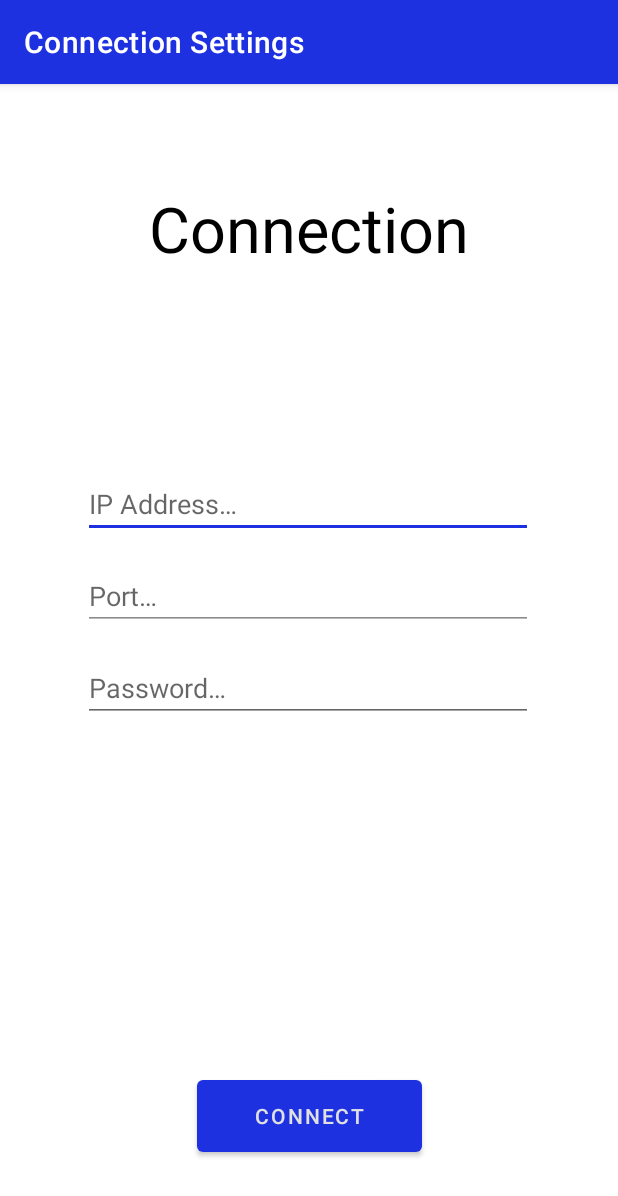
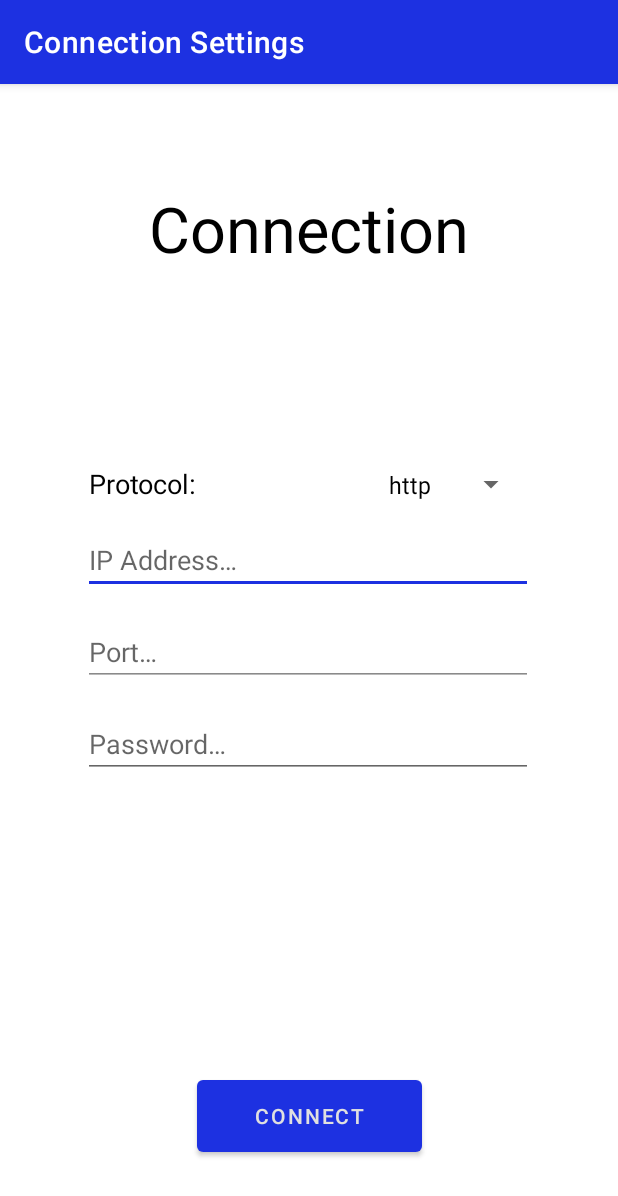
Before and after one commit to Bananenpro/hbank-android-old, an Android app: the screen it shows after launch (ConnectionSettingsActivity), on a phone screen of 412 x 824 dp. Shown: the top 1196 px of the screen. Run offline under Robolectric (Android 15) with nearby library versions, the phone set to English and light mode, and no system bars; our stand-ins replace Picasso; pictures from the network do not load.

Commit message:
Add https support

```diff
--- a/app/src/main/java/de/julianhofmann/h_bank/api/RetrofitService.java
+++ b/app/src/main/java/de/julianhofmann/h_bank/api/RetrofitService.java
@@ -1,8 +1,6 @@
 package de.julianhofmann.h_bank.api;
 
 import android.content.SharedPreferences;
-
-import com.squareup.picasso.Picasso;
 
 import java.util.concurrent.TimeUnit;
 
@@ -17,6 +15,7 @@ import retrofit2.converter.gson.GsonConverterFactory;
 public class RetrofitService {
     private static String ip;
     private static int port;
+    private static String protocol;
     private static String serverPassword;
 
     private static String name = null;
@@ -33,6 +32,7 @@ public class RetrofitService {
             sharedPreferences = sp;
         }
 
+        protocol = sharedPreferences.getString("protocol", null);
         ip = sharedPreferences.getString("ip_address", null);
         port = sharedPreferences.getInt("port", -1);
         serverPassword = sharedPreferences.getString("server_password", null);
@@ -86,6 +86,7 @@ public class RetrofitService {
 
         edit.clear();
 
+        edit.putString("protocol", protocol);
         edit.putString("ip_address", ip);
         edit.putInt("port", port);
         edit.putString("server_password", serverPassword);
@@ -117,19 +118,25 @@ public class RetrofitService {
     }
 
     public static String getUrl() {
-        return "http://"+ip+":"+port+"/";
+        return protocol + "://"+ip+":"+port+"/";
     }
 
     public static String getIpAddress() {
         return ip;
     }
 
+    public static String getProtocol() {
+        return protocol;
+    }
+
     public static int getPort() {
         return port;
     }
 
-    public static void changeUrl(String ip_address, int port, String serverPassword) {
+    public static void changeUrl(String protocol, String ip_address, int port, String serverPassword) {
         SharedPreferences.Editor edit = sharedPreferences.edit();
+
+        edit.putString("protocol", protocol);
         edit.putString("ip_address", ip_address);
         edit.putInt("port", port);
         edit.putString("server_password", serverPassword);
--- a/app/src/main/java/de/julianhofmann/h_bank/ui/system/ConnectionSettingsActivity.java
+++ b/app/src/main/java/de/julianhofmann/h_bank/ui/system/ConnectionSettingsActivity.java
@@ -17,11 +17,15 @@ import android.view.Menu;
 import android.view.MenuInflater;
 import android.view.MenuItem;
 import android.view.View;
+import android.widget.ArrayAdapter;
 import android.widget.Button;
 import android.widget.EditText;
+import android.widget.Spinner;
 import android.widget.TextView;
 
 import org.jetbrains.annotations.NotNull;
+
+import java.util.ArrayList;
 
 import de.julianhofmann.h_bank.R;
 import de.julianhofmann.h_bank.api.RetrofitService;
@@ -43,6 +47,15 @@ public class ConnectionSettingsActivity extends AppCompatActivity {
 
         EditText ip = findViewById(R.id.connection_ip_address);
         EditText port = findViewById(R.id.connection_port);
+        Spinner protocol = findViewById(R.id.protocol_dropdown);
+
+        ArrayAdapter<CharSequence> adapter = ArrayAdapter.createFromResource(this, R.array.protocols, R.layout.support_simple_spinner_dropdown_item);
+        protocol.setAdapter(adapter);
+
+        if (RetrofitService.getProtocol() != null) {
+            protocol.setSelection(RetrofitService.getProtocol().equals("http") ? 0 : 1);
+        }
+
         ip.setText(RetrofitService.getIpAddress());
         port.setText("" + (RetrofitService.getPort() != -1 ? RetrofitService.getPort() : ""));
 
@@ -59,6 +72,7 @@ public class ConnectionSettingsActivity extends AppCompatActivity {
 
     public void apply(View v) {
         if (!gone) {
+            Spinner protocol = findViewById(R.id.protocol_dropdown);
             EditText ip = findViewById(R.id.connection_ip_address);
             EditText port = findViewById(R.id.connection_port);
             TextView error = findViewById(R.id.connection_settings_error_lbl);
@@ -71,10 +85,11 @@ public class ConnectionSettingsActivity extends AppCompatActivity {
                     error.setText(R.string.cannot_reach_server);
                     return;
                 }
+                String protocolBefore = RetrofitService.getProtocol();
                 String ipBefore = RetrofitService.getIpAddress();
                 int portBefore = RetrofitService.getPort();
                 String serverPasswordBefore = RetrofitService.getServerPassword();
-                RetrofitService.changeUrl(ip.getText().toString().trim(), Integer.parseInt(port.getText().toString().trim()), password.getText().toString().trim());
+                RetrofitService.changeUrl(protocol.getSelectedItem().toString(), ip.getText().toString().trim(), Integer.parseInt(port.getText().toString().trim()), password.getText().toString().trim());
                 Call<Void> call = RetrofitService.getHbankApi().connect();
                 Runnable navigateUp = this::onSupportNavigateUp;
                 Runnable switchToLoginActivity = this::switchToLoginActivity;
@@ -90,7 +105,10 @@ public class ConnectionSettingsActivity extends AppCompatActivity {
                             new Handler().postDelayed(switchToLoginActivity, 1000);
                         } else if (response.code() == 403) {
                             error.setText(R.string.wrong_password);
-                            RetrofitService.changeUrl(ipBefore, portBefore, serverPasswordBefore);
+                            RetrofitService.changeUrl(protocolBefore, ipBefore, portBefore, serverPasswordBefore);
+                        } else if (response.code() == 400) {
+                            error.setText(R.string.wrong_protocol);
+                            RetrofitService.changeUrl(protocolBefore, ipBefore, portBefore, serverPasswordBefore);
                         }
                         apply.setEnabled(true);
                         apply.setText(RetrofitService.getRetrofit() != null && RetrofitService.getHbankApi() != null ? R.string.apply : R.string.connect);
@@ -99,7 +117,7 @@ public class ConnectionSettingsActivity extends AppCompatActivity {
                     @Override
                     public void onFailure(@NotNull Call<Void> call, @NotNull Throwable t) {
                         error.setText(R.string.cannot_reach_server);
-                        RetrofitService.changeUrl(ipBefore, portBefore, serverPasswordBefore);
+                        RetrofitService.changeUrl(protocolBefore, ipBefore, portBefore, serverPasswordBefore);
                         apply.setEnabled(true);
                         apply.setText(RetrofitService.getRetrofit() != null && RetrofitService.getHbankApi() != null ? R.string.apply : R.string.connect);
                     }
--- a/app/src/main/res/layout/activity_connection_settings.xml
+++ b/app/src/main/res/layout/activity_connection_settings.xml
@@ -31,6 +31,7 @@
             android:id="@+id/connection_ip_address"
             android:layout_width="0dp"
             android:layout_height="wrap_content"
+            android:layout_marginTop="16dp"
             android:autofillHints="amount"
             android:backgroundTint="@color/edit_text"
             android:ems="10"
@@ -39,7 +40,7 @@
             app:layout_constraintEnd_toEndOf="parent"
             app:layout_constraintHorizontal_bias="0.0"
             app:layout_constraintStart_toStartOf="parent"
-            app:layout_constraintTop_toTopOf="parent" />
+            app:layout_constraintTop_toBottomOf="@+id/textView3" />
 
         <EditText
             android:id="@+id/connection_port"
@@ -69,6 +70,25 @@
             app:layout_constraintHorizontal_bias="0.0"
             app:layout_constraintStart_toStartOf="parent"
             app:layout_constraintTop_toBottomOf="@+id/connection_port" />
+
+        <TextView
+            android:id="@+id/textView3"
+            android:layout_width="wrap_content"
+            android:layout_height="wrap_content"
+            android:layout_marginStart="4dp"
+            android:text="@string/protocol"
+            android:textSize="18sp"
+            app:layout_constraintStart_toStartOf="parent"
+            app:layout_constraintTop_toTopOf="parent" />
+
+        <Spinner
+            android:id="@+id/protocol_dropdown"
+            android:layout_width="wrap_content"
+            android:layout_height="wrap_content"
+            android:layout_marginEnd="4dp"
+            app:layout_constraintBottom_toBottomOf="@+id/textView3"
+            app:layout_constraintEnd_toEndOf="parent"
+            app:layout_constraintTop_toTopOf="@+id/textView3" />
 
     </androidx.constraintlayout.widget.ConstraintLayout>
 
--- a/app/src/main/res/values/strings.xml
+++ b/app/src/main/res/values/strings.xml
@@ -113,6 +113,13 @@
         <item>months</item>
         <item>years</item>
     </string-array>
+
+    <string-array name="protocols">
+        <item>http</item>
+        <item>https</item>
+    </string-array>
+
+
     <string name="date_lbl">Date:</string>
     <string name="day">day</string>
     <string name="week">week</string>
@@ -131,4 +138,6 @@
     <string name="port_lbl">Port:</string>
     <string name="payment_plan">Payment Plan</string>
     <string name="connect">connect</string>
+    <string name="protocol">Protocol:</string>
+    <string name="wrong_protocol">Wrong protocol!</string>
 </resources>
```
Also changed, not shown: app/build.gradle (+8 -8 lines), 1 other file.
